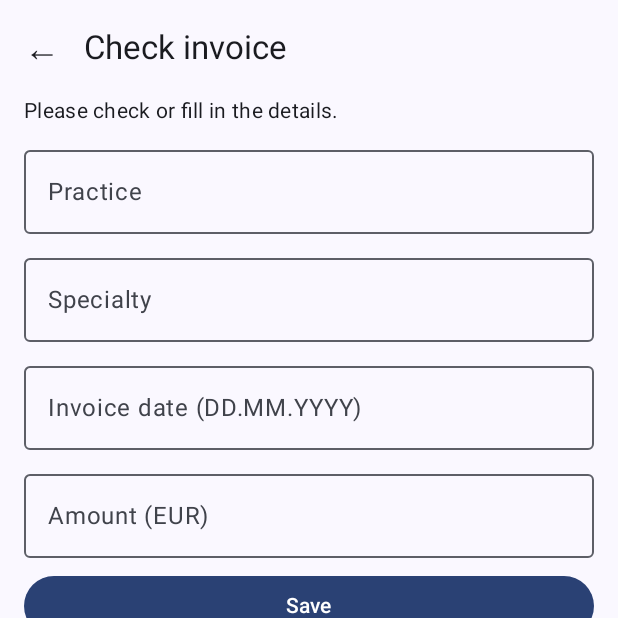
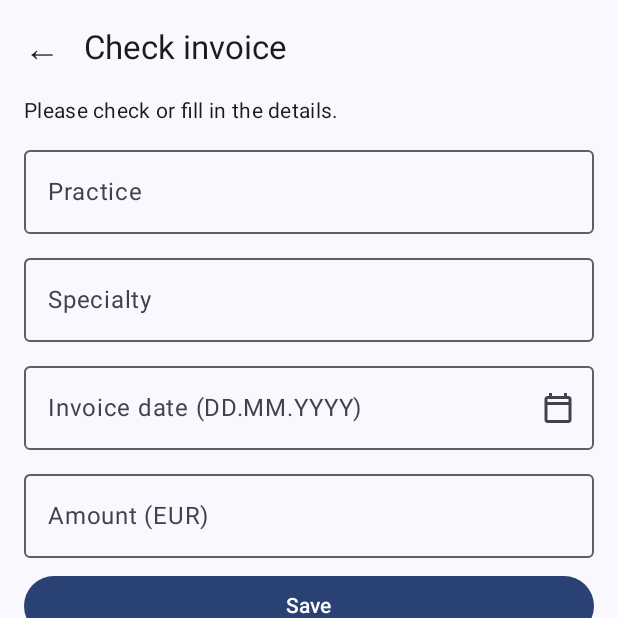
Before and after one commit to elron27/BelegBlitz, an Android app built with Jetpack Compose: the composable PruefenScreen shown on its own in the app's theme, on a phone screen of 412 x 824 dp, the top half of it. Run offline under Robolectric (Android 15) with nearby library versions, the phone set to English and light mode, and no system bars; our stand-ins replace Room's generated code; libraries missing offline, so code that uses them is left out: com.google.mlkit.vision; 1 statement that could not run was skipped.

Commit message:
Fixes #4: Datumskandidaten wählbar, Kalenderauswahl im Prüfbildschirm
SR-50c570306dc2

Co-Authored-By: Claude Sonnet 5.5 <noreply@anthropic.com>

```diff
--- a/app/src/main/java/de/belegblitz/domain/RechnungVorschlag.kt
+++ b/app/src/main/java/de/belegblitz/domain/RechnungVorschlag.kt
@@ -14,6 +14,8 @@ data class RechnungVorschlag(
     val praxis: String? = null,
     val fachrichtung: String? = null,
     val datum: LocalDate? = null,
+    /** SR-306dc2: alle erkannten Daten, eindeutig, in Dokumentreihenfolge (zur Auswahl im Prüfbildschirm). */
+    val datumKandidaten: List<LocalDate> = emptyList(),
     val betragCent: Long? = null,
     val unsicher: Set<VorschlagFeld> = emptySet(),
     val ocrText: String? = null,
--- a/app/src/main/java/de/belegblitz/domain/ocr/RechnungParser.kt
+++ b/app/src/main/java/de/belegblitz/domain/ocr/RechnungParser.kt
@@ -10,10 +10,12 @@ data class RechnungErgebnis(
     val fachrichtung: Wert<String>? = null,
     val datum: Wert<LocalDate>? = null,
     val betragCent: Wert<Long>? = null,
+    /** SR-306dc2: alle erkannten Daten, eindeutig, in Dokumentreihenfolge. */
+    val datumKandidaten: List<LocalDate> = emptyList(),
 ) {
     /** Übersetzt in den Vorschlag für den Prüfbildschirm; [ocrText] wird mit der Rechnung gespeichert (SR-84e9478a8eb5). */
     fun alsVorschlag(ocrText: String?): RechnungVorschlag = RechnungVorschlag(
-        praxis = praxis?.wert, fachrichtung = fachrichtung?.wert, datum = datum?.wert, betragCent = betragCent?.wert,
+        praxis = praxis?.wert, fachrichtung = fachrichtung?.wert, datum = datum?.wert, datumKandidaten = datumKandidaten, betragCent = betragCent?.wert,
         unsicher = buildSet {
             if (praxis?.sicher == false) add(VorschlagFeld.PRAXIS)
             if (fachrichtung?.sicher == false) add(VorschlagFeld.FACHRICHTUNG)
@@ -36,7 +38,7 @@ object RechnungParser {
     fun auswerten(seiten: List<String>): RechnungErgebnis {
         val text = seiten.joinToString("\n")
         val zeilen = OcrWerkzeug.zeilen(text)
-        return RechnungErgebnis(praxis(zeilen), Fachrichtungen.erkennen(text), datum(zeilen), betrag(zeilen))
+        return RechnungErgebnis(praxis(zeilen), Fachrichtungen.erkennen(text), datum(zeilen), betrag(zeilen), datumKandidaten(zeilen))
     }
 
     /** Praxis: erste Zeile im Briefkopf, die nach Praxis/MVZ/Arztname aussieht; sonst die erste Textzeile (unsicher). */
@@ -52,6 +54,10 @@ object RechnungParser {
     /** Rechtsform am Ende fällt weg ("MVZ Chiemgau lacht GmbH" -> "MVZ Chiemgau lacht"), sie gehört nicht in den Titel. */
     private fun ohneRechtsform(name: String): String =
         name.trimEnd(',', ';').replace(Regex("""[\s,]+(GmbH(\s*&\s*Co\.?\s*KG)?|mbH|GbR|PartG(\s*mbB)?|AG|e\.\s?V\.|UG(\s*\(haftungsbeschränkt\))?)$""", RegexOption.IGNORE_CASE), "")
+
+    /** SR-306dc2: alle gültigen Daten (TT.MM.JJJJ, TT.MM.JJ) ohne Doppelte in Dokumentreihenfolge. */
+    internal fun datumKandidaten(zeilen: List<String>): List<LocalDate> =
+        zeilen.flatMap { OcrWerkzeug.daten(it) }.distinct()
 
     /** Datum: hinter "Rechnungsdatum"/"Datum:"; sonst das erste Datum, das keine Zahlungsfrist ist (unsicher). */
     internal fun datum(zeilen: List<String>): Wert<LocalDate>? {
--- a/app/src/main/java/de/belegblitz/ui/erfassung/PruefenScreen.kt
+++ b/app/src/main/java/de/belegblitz/ui/erfassung/PruefenScreen.kt
@@ -1,6 +1,19 @@
 package de.belegblitz.ui.erfassung
 
 import androidx.compose.foundation.layout.Arrangement
+import androidx.compose.foundation.layout.FlowRow
+import androidx.compose.foundation.layout.ExperimentalLayoutApi
+import androidx.compose.ui.res.painterResource
+import androidx.compose.material3.DatePicker
+import androidx.compose.material3.DatePickerDialog
+import androidx.compose.material3.FilterChip
+import androidx.compose.material3.Icon
+import androidx.compose.material3.IconButton
+import androidx.compose.material3.TextButton
+import androidx.compose.material3.rememberDatePickerState
+import java.time.Instant
+import java.time.LocalDate
+import java.time.ZoneOffset
 import androidx.compose.foundation.layout.Column
 import androidx.compose.foundation.layout.fillMaxWidth
 import androidx.compose.foundation.layout.padding
@@ -32,7 +45,7 @@ import de.belegblitz.domain.Unsicherheit
 import de.belegblitz.domain.VorschlagFeld
 
 /** SR-619cbca1ae6e: Prüfbildschirm mit Praxis, Fachrichtung, Datum, Betrag; Felder kommen leer oder vom Erkenner. */
-@OptIn(ExperimentalMaterial3Api::class)
+@OptIn(ExperimentalMaterial3Api::class, ExperimentalLayoutApi::class)
 @Composable
 fun PruefenScreen(vm: ErfassungViewModel, onZurueck: () -> Unit, onGespeichert: (weitereSeiten: Boolean) -> Unit) {
     val state by vm.state.collectAsStateWithLifecycle()
@@ -40,6 +53,7 @@ fun PruefenScreen(vm: ErfassungViewModel, onZurueck: () -> Unit, onGespeichert:
     var fachrichtung by rememberSaveable { mutableStateOf("") }
     var datum by rememberSaveable { mutableStateOf("") }
     var betrag by rememberSaveable { mutableStateOf("") }
+    var kalender by rememberSaveable { mutableStateOf(false) }
     var ungueltig by rememberSaveable { mutableStateOf(false) }
     // SR-e268ffbc5098: unsicher erkannte Felder bleiben markiert, bis der Nutzer sie anfasst (bestätigt/korrigiert)
     var bestaetigtText by rememberSaveable { mutableStateOf("") }
@@ -89,13 +103,30 @@ fun PruefenScreen(vm: ErfassungViewModel, onZurueck: () -> Unit, onGespeichert:
                 isError = VorschlagFeld.DATUM in offen, supportingText = markierung(VorschlagFeld.DATUM),
                 label = { Text(stringResource(R.string.field_date)) },
                 keyboardOptions = KeyboardOptions(keyboardType = KeyboardType.Number),
+                trailingIcon = {
+                    IconButton(onClick = { kalender = true }) {
+                        Icon(painterResource(R.drawable.ic_calendar), stringResource(R.string.pick_date))
+                    }
+                },
             )
+            // SR-306dc2: mehrere erkannte Daten als wählbare Vorschläge; Antippen setzt das Feld
+            val kandidaten = state.vorschlag?.datumKandidaten.orEmpty()
+            if (kandidaten.size > 1) {
+                Text(stringResource(R.string.detected_dates), style = MaterialTheme.typography.bodySmall)
+                FlowRow(horizontalArrangement = Arrangement.spacedBy(8.dp)) {
+                    for (k in kandidaten) {
+                        val text = k.format(RechnungEingabe.DatumFormat)
+                        FilterChip(selected = datum.trim() == text, onClick = { datum = text; bestaetige(VorschlagFeld.DATUM) }, label = { Text(text) })
+                    }
+                }
+            }
             OutlinedTextField(
                 betrag, { betrag = it; bestaetige(VorschlagFeld.BETRAG) }, Modifier.fillMaxWidth(), singleLine = true,
                 isError = VorschlagFeld.BETRAG in offen, supportingText = markierung(VorschlagFeld.BETRAG),
                 label = { Text(stringResource(R.string.field_amount)) },
                 keyboardOptions = KeyboardOptions(keyboardType = KeyboardType.Decimal),
             )
+            if (kalender) DatumDialog(datum, { datum = it; bestaetige(VorschlagFeld.DATUM); kalender = false }, { kalender = false })
             if (eingabe != null) Text(stringResource(R.string.title_preview, eingabe.titel), style = MaterialTheme.typography.bodySmall)
             if (ungueltig) Text(stringResource(R.string.review_invalid), color = MaterialTheme.colorScheme.error)
             state.fehler?.let { Text(stringResource(it), color = MaterialTheme.colorScheme.error) }
@@ -112,3 +143,25 @@ fun PruefenScreen(vm: ErfassungViewModel, onZurueck: () -> Unit, onGespeichert:
         }
     }
 }
+
+/** SR-306dc2: Kalenderauswahl; Startwert = aktuelles Feld (falls gültig), Ergebnis im Format [RechnungEingabe.DatumFormat]. */
+@OptIn(ExperimentalMaterial3Api::class)
+@Composable
+private fun DatumDialog(aktuell: String, onWahl: (String) -> Unit, onAbbruch: () -> Unit) {
+    val start = try { LocalDate.parse(aktuell.trim(), RechnungEingabe.DatumFormat) } catch (e: java.time.DateTimeException) { null }
+    val state = rememberDatePickerState(initialSelectedDateMillis = start?.atStartOfDay(ZoneOffset.UTC)?.toInstant()?.toEpochMilli())
+    DatePickerDialog(
+        onDismissRequest = onAbbruch,
+        confirmButton = {
+            TextButton(
+                enabled = state.selectedDateMillis != null,
+                onClick = { state.selectedDateMillis?.let { onWahl(datumText(it)) } },
+            ) { Text(stringResource(R.string.date_ok)) }
+        },
+        dismissButton = { TextButton(onClick = onAbbruch) { Text(stringResource(R.string.cancel)) } },
+    ) { DatePicker(state) }
+}
+
+/** SR-306dc2: Auswahl des DatePickers (UTC-Mitternacht in Millisekunden) als Text im Feldformat. */
+internal fun datumText(utcMillis: Long): String =
+    Instant.ofEpochMilli(utcMillis).atZone(ZoneOffset.UTC).toLocalDate().format(RechnungEingabe.DatumFormat)
--- /dev/null
+++ b/app/src/main/res/drawable/ic_calendar.xml
@@ -0,0 +1,6 @@
+<vector xmlns:android="http://schemas.android.com/apk/res/android"
+    android:width="24dp" android:height="24dp" android:viewportWidth="24" android:viewportHeight="24"
+    android:tint="?attr/colorControlNormal">
+    <path android:fillColor="@android:color/white"
+        android:pathData="M19,4h-1V2h-2v2H8V2H6v2H5C3.9,4 3,4.9 3,6v14c0,1.1 0.9,2 2,2h14c1.1,0 2,-0.9 2,-2V6c0,-1.1 -0.9,-2 -2,-2zM19,20H5V10h14v10zM5,8V6h14v2H5z"/>
+</vector>
--- a/app/src/main/res/values/strings.xml
+++ b/app/src/main/res/values/strings.xml
@@ -151,4 +151,7 @@
     <string name="restore_confirm_title">Replace existing data?</string>
     <string name="restore_confirm_text">This app already contains data. Restoring replaces all invoices, notices and documents with the contents of the chosen folder.</string>
     <string name="restore_confirm_yes">Replace</string>
+    <string name="pick_date">Pick date from calendar</string>
+    <string name="detected_dates">Detected dates</string>
+    <string name="date_ok">OK</string>
 </resources>
```
Also changed, not shown: 4 other files.
